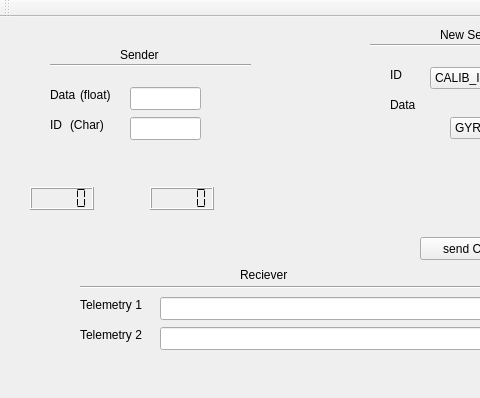
This is GS_template/mainwindow.ui in Eruvae/floatsat5 as Qt 5 draws it before an edit; both pictures show x 0 to 480 and y 0 to 398 of the 669 by 707 pixel window. The edited form follows.
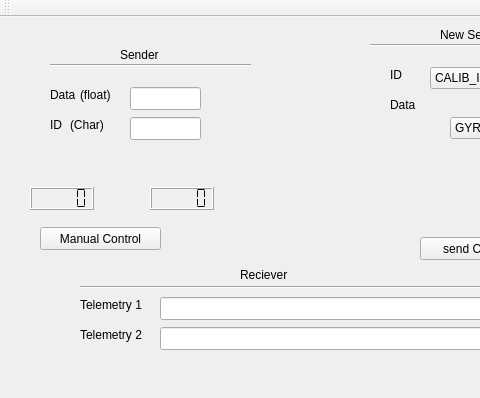
This is the edited form. Custom widgets are drawn as their Qt base class.

Commit message: Added Manual control

```diff
--- a/GS_template/mainwindow.ui
+++ b/GS_template/mainwindow.ui
@@ -547,6 +547,19 @@
      <enum>QLCDNumber::Flat</enum>
     </property>
    </widget>
+   <widget class="QPushButton" name="pbManualControl">
+    <property name="geometry">
+     <rect>
+      <x>40</x>
+      <y>210</y>
+      <width>121</width>
+      <height>23</height>
+     </rect>
+    </property>
+    <property name="text">
+     <string>Manual Control</string>
+    </property>
+   </widget>
   </widget>
   <widget class="QMenuBar" name="menuBar">
    <property name="geometry">
```
Left out of the diff: 2 changed lines with no effect on the pictures. The commit also changes 15 other files.
